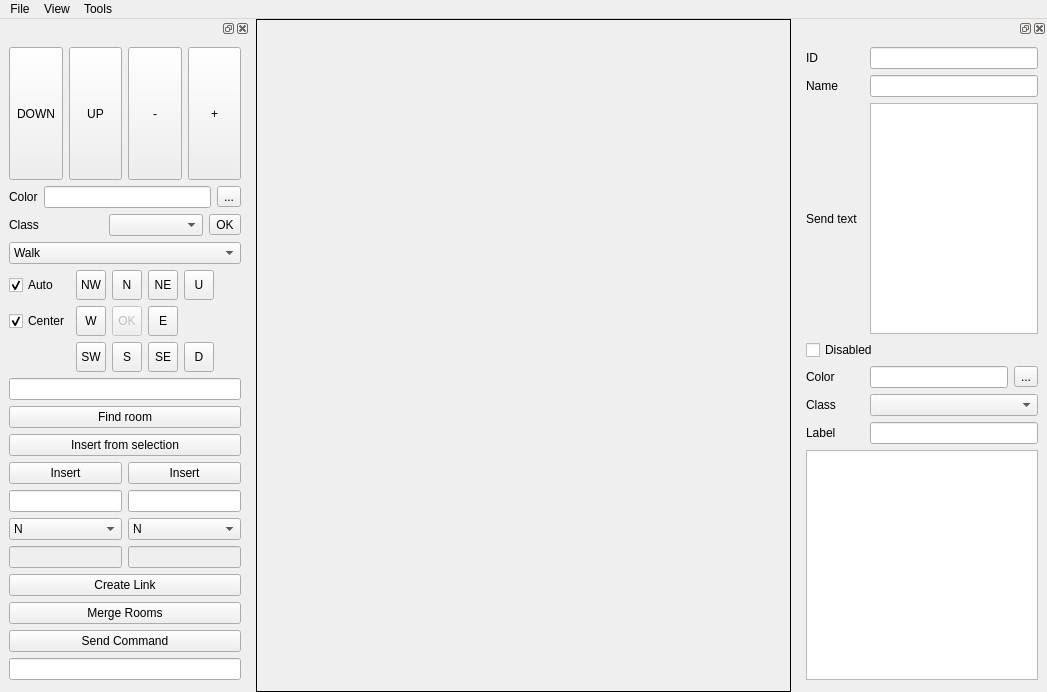
Before: the Qt Designer form version4/ui/main.ui in michael-donat/tf-mapper, drawn with Qt 5.
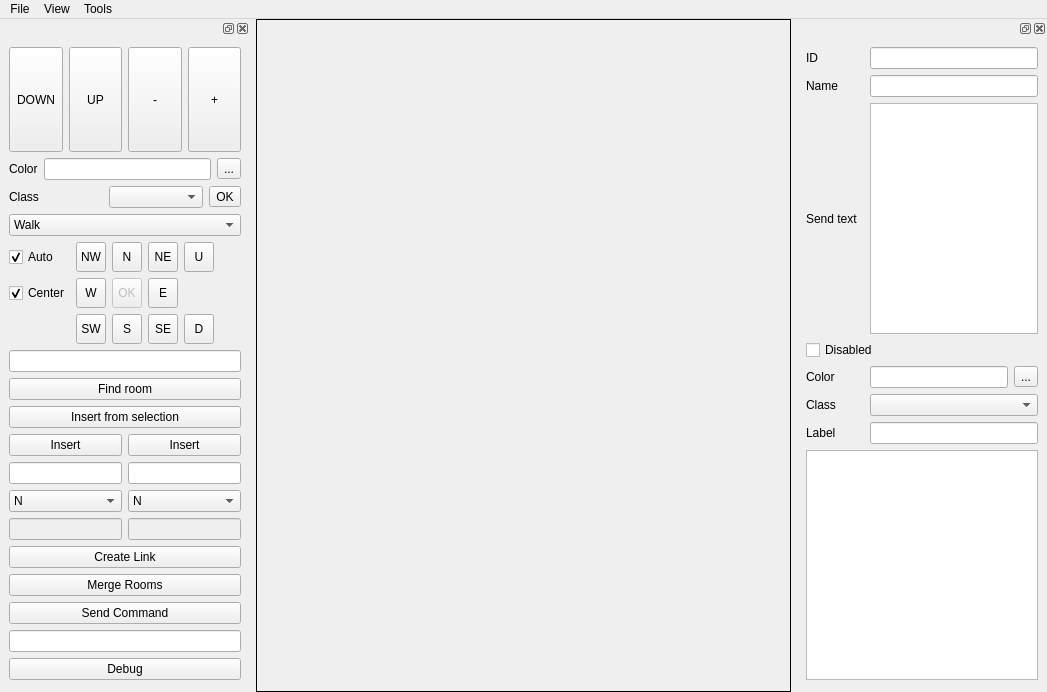
After: the same form once the commit is applied. Icons and pictures are not drawn.

Commit message: open gl test

Patch:
```diff
--- a/version4/ui/main.ui
+++ b/version4/ui/main.ui
@@ -767,6 +767,13 @@
        </item>
       </layout>
      </item>
+     <item row="22" column="2">
+      <widget class="QPushButton" name="pushButtonDebug">
+       <property name="text">
+        <string>Debug</string>
+       </property>
+      </widget>
+     </item>
     </layout>
    </widget>
   </widget>
```
The commit also changes 2 other files.
